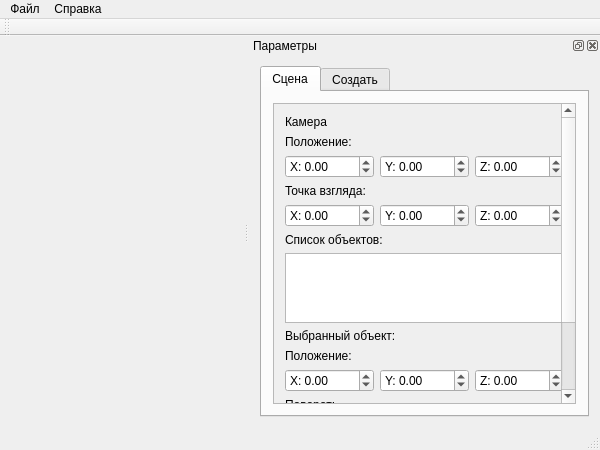
The window that DehaxRenderer/MainWindow.ui (Dehax/DehaxRenderer) describes before a commit, drawn with Qt 5.
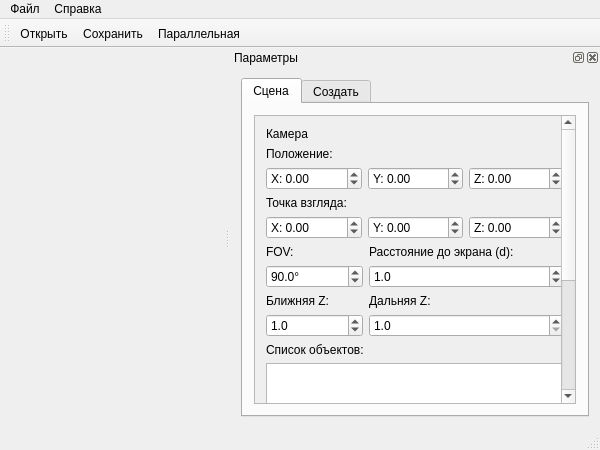
The same window after the commit. The open tabs and pages were chosen to show the change. Icons and pictures are not drawn. Custom widgets are drawn as their Qt base class.

```diff
--- a/DehaxRenderer/MainWindow.ui
+++ b/DehaxRenderer/MainWindow.ui
@@ -73,12 +73,21 @@
    <addaction name="helpMenu"/>
   </widget>
   <widget class="QToolBar" name="mainToolBar">
+   <property name="iconSize">
+    <size>
+     <width>16</width>
+     <height>16</height>
+    </size>
+   </property>
    <attribute name="toolBarArea">
     <enum>TopToolBarArea</enum>
    </attribute>
    <attribute name="toolBarBreak">
     <bool>false</bool>
    </attribute>
+   <addaction name="openSceneAction"/>
+   <addaction name="saveSceneAction"/>
+   <addaction name="turnOnParallelAction"/>
   </widget>
   <widget class="QStatusBar" name="statusBar"/>
   <widget class="QDockWidget" name="parametersDockWidget">
@@ -119,8 +128,8 @@
              <rect>
               <x>0</x>
               <y>0</y>
-              <width>278</width>
-              <height>383</height>
+              <width>296</width>
+              <height>481</height>
              </rect>
             </property>
             <layout class="QVBoxLayout" name="verticalLayout_5">
@@ -152,10 +161,10 @@
                   <string>X: </string>
                  </property>
                  <property name="minimum">
-                  <double>-1000.000000000000000</double>
+                  <double>-10000.000000000000000</double>
                  </property>
                  <property name="maximum">
-                  <double>1000.000000000000000</double>
+                  <double>10000.000000000000000</double>
                  </property>
                 </widget>
                </item>
@@ -165,10 +174,10 @@
                   <string>Y: </string>
                  </property>
                  <property name="minimum">
-                  <double>-1000.000000000000000</double>
+                  <double>-10000.000000000000000</double>
                  </property>
                  <property name="maximum">
-                  <double>1000.000000000000000</double>
+                  <double>10000.000000000000000</double>
                  </property>
                 </widget>
                </item>
@@ -178,10 +187,10 @@
                   <string>Z: </string>
                  </property>
                  <property name="minimum">
-                  <double>-1000.000000000000000</double>
+                  <double>-10000.000000000000000</double>
                  </property>
                  <property name="maximum">
-                  <double>1000.000000000000000</double>
+                  <double>10000.000000000000000</double>
                  </property>
                 </widget>
                </item>
@@ -208,10 +217,10 @@
                   <string>X: </string>
                  </property>
                  <property name="minimum">
-                  <double>-1000.000000000000000</double>
+                  <double>-10000.000000000000000</double>
                  </property>
                  <property name="maximum">
-                  <double>1000.000000000000000</double>
+                  <double>10000.000000000000000</double>
                  </property>
                 </widget>
                </item>
@@ -221,10 +230,10 @@
                   <string>Y: </string>
                  </property>
                  <property name="minimum">
-                  <double>-1000.000000000000000</double>
+                  <double>-10000.000000000000000</double>
                  </property>
                  <property name="maximum">
-                  <double>1000.000000000000000</double>
+                  <double>10000.000000000000000</double>
                  </property>
                 </widget>
                </item>
@@ -234,15 +243,134 @@
                   <string>Z: </string>
                  </property>
                  <property name="minimum">
-                  <double>-1000.000000000000000</double>
+                  <double>-10000.000000000000000</double>
                  </property>
                  <property name="maximum">
-                  <double>1000.000000000000000</double>
+                  <double>10000.000000000000000</double>
                  </property>
                 </widget>
                </item>
               </layout>
              </item>
+             <item>
+              <layout class="QHBoxLayout" name="horizontalLayout" stretch="1,2">
+               <item>
+                <layout class="QVBoxLayout" name="cameraFovLayout">
+                 <item>
+                  <widget class="QLabel" name="fovLabel">
+                   <property name="text">
+                    <string>FOV:</string>
+                   </property>
+                  </widget>
+                 </item>
+                 <item>
+                  <widget class="QDoubleSpinBox" name="fov">
+                   <property name="suffix">
+                    <string>°</string>
+                   </property>
+                   <property name="decimals">
+                    <number>1</number>
+                   </property>
+                   <property name="minimum">
+                    <double>1.000000000000000</double>
+                   </property>
+                   <property name="maximum">
+                    <double>180.000000000000000</double>
+                   </property>
+                   <property name="value">
+                    <double>90.000000000000000</double>
+                   </property>
+                  </widget>
+                 </item>
+                </layout>
+               </item>
+               <item>
+                <layout class="QVBoxLayout" name="cameraViewDistanceLayout">
+                 <item>
+                  <widget class="QLabel" name="viewDistanceLabel">
+                   <property name="text">
+                    <string>Расстояние до экрана (d):</string>
+                   </property>
+                  </widget>
+                 </item>
+                 <item>
+                  <widget class="QDoubleSpinBox" name="viewDistance">
+                   <property name="decimals">
+                    <number>1</number>
+                   </property>
+                   <property name="minimum">
+                    <double>0.000000000000000</double>
+                   </property>
+                   <property name="maximum">
+                    <double>10000.000000000000000</double>
+                   </property>
+                   <property name="value">
+                    <double>1.000000000000000</double>
+                   </property>
+                  </widget>
+                 </item>
+                </layout>
+               </item>
+              </layout>
+             </item>
+             <item>
+              <layout class="QHBoxLayout" name="cameraZPlanesLayout" stretch="1,2">
+               <item>
+                <layout class="QVBoxLayout" name="cameraNearZLayout">
+                 <item>
+                  <widget class="QLabel" name="nearZLabel">
+                   <property name="text">
+                    <string>Ближняя Z:</string>
+                   </property>
+                  </widget>
+                 </item>
+                 <item>
+                  <widget class="QDoubleSpinBox" name="nearZ">
+                   <property name="decimals">
+                    <number>1</number>
+                   </property>
+                   <property name="minimum">
+                    <double>0.000000000000000</double>
+                   </property>
+                   <property name="maximum">
+                    <double>1000.000000000000000</double>
+                   </property>
+                   <property name="value">
+                    <double>1.000000000000000</double>
+                   </property>
+                  </widget>
+                 </item>
+                </layout>
+               </item>
+               <item>
+                <layout class="QVBoxLayout" name="cameraFarZLayout">
+                 <item>
+                  <widget class="QLabel" name="farZLabel">
+                   <property name="text">
+                    <string>Дальняя Z:</string>
+                   </property>
+                  </widget>
+                 </item>
+                 <item>
+                  <widget class="QDoubleSpinBox" name="farZ">
+                   <property name="decimals">
+                    <number>1</number>
+                   </property>
+                   <property name="minimum">
+                    <double>1.000000000000000</double>
+                   </property>
+                   <property name="maximum">
+                    <double>10000.000000000000000</double>
+                   </property>
+                   <property name="value">
+                    <double>1.000000000000000</double>
+                   </property>
+                  </widget>
+                 </item>
+                </layout>
+               </item>
+              </layout>
+             </item>
              <item>
               <widget class="QLabel" name="objectsLabel">
                <property name="text">
@@ -294,10 +422,10 @@
                   <string>X: </string>
                  </property>
                  <property name="minimum">
-                  <double>-1000.000000000000000</double>
+                  <double>-10000.000000000000000</double>
                  </property>
                  <property name="maximum">
-                  <double>1000.000000000000000</double>
+                  <double>10000.000000000000000</double>
                  </property>
                 </widget>
                </item>
@@ -307,10 +435,10 @@
                   <string>Y: </string>
                  </property>
                  <property name="minimum">
-                  <double>-1000.000000000000000</double>
+                  <double>-10000.000000000000000</double>
                  </property>
                  <property name="maximum">
-                  <double>1000.000000000000000</double>
+                  <double>10000.000000000000000</double>
                  </property>
                 </widget>
                </item>
@@ -320,10 +448,10 @@
                   <string>Z: </string>
                  </property>
                  <property name="minimum">
-                  <double>-1000.000000000000000</double>
+                  <double>-10000.000000000000000</double>
                  </property>
                  <property name="maximum">
-                  <double>1000.000000000000000</double>
+                  <double>10000.000000000000000</double>
                  </property>
                 </widget>
                </item>
@@ -677,6 +805,57 @@
     <string>О Qt...</string>
    </property>
   </action>
+  <action name="openSceneAction">
+   <property name="icon">
+    <iconset resource="DehaxRenderer.qrc">
+     <normaloff>:/images/images/open.png</normaloff>:/images/images/open.png</iconset>
+   </property>
+   <property name="text">
+    <string>Открыть...</string>
+   </property>
+   <property name="shortcut">
+    <string>Ctrl+O</string>
+   </property>
+  </action>
+  <action name="saveSceneAction">
+   <property name="icon">
+    <iconset resource="DehaxRenderer.qrc">
+     <normaloff>:/images/images/save.png</normaloff>:/images/images/save.png</iconset>
+   </property>
+   <property name="text">
+    <string>Сохранить...</string>
+   </property>
+   <property name="shortcut">
+    <string>Ctrl+S</string>
+   </property>
+  </action>
+  <action name="turnOnParallelAction">
+   <property name="checkable">
+    <bool>true</bool>
+   </property>
+   <property name="text">
+    <string>Параллельная</string>
+   </property>
+   <property name="toolTip">
+    <string>Включить параллельное проецирование</string>
+   </property>
+   <property name="shortcut">
+    <string>P</string>
+   </property>
+  </action>
+  <action name="importAction">
+   <property name="text">
+    <string>Импортировать...</string>
+   </property>
+  </action>
+  <action name="exitAction">
+   <property name="text">
+    <string>Выйти</string>
+   </property>
+   <property name="shortcut">
+    <string>Ctrl+Q</string>
+   </property>
+  </action>
  </widget>
  <layoutdefault spacing="6" margin="11"/>
  <customwidgets>
```
Left out of the diff: 180 changed lines with no effect on the pictures.
